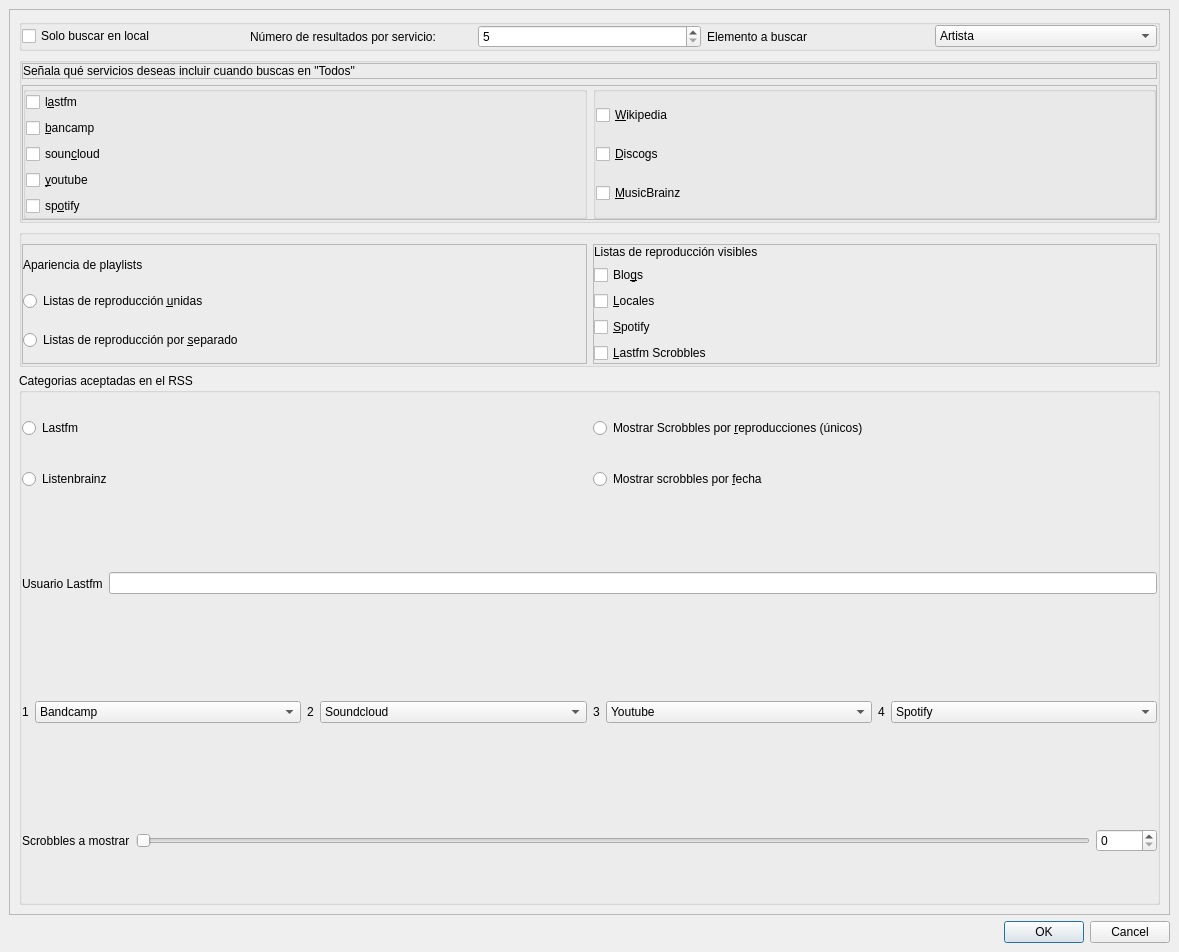
Old version of the form ui/url_playlist_advanced_settings_dialog.ui in the repository volteret4/mfuz.
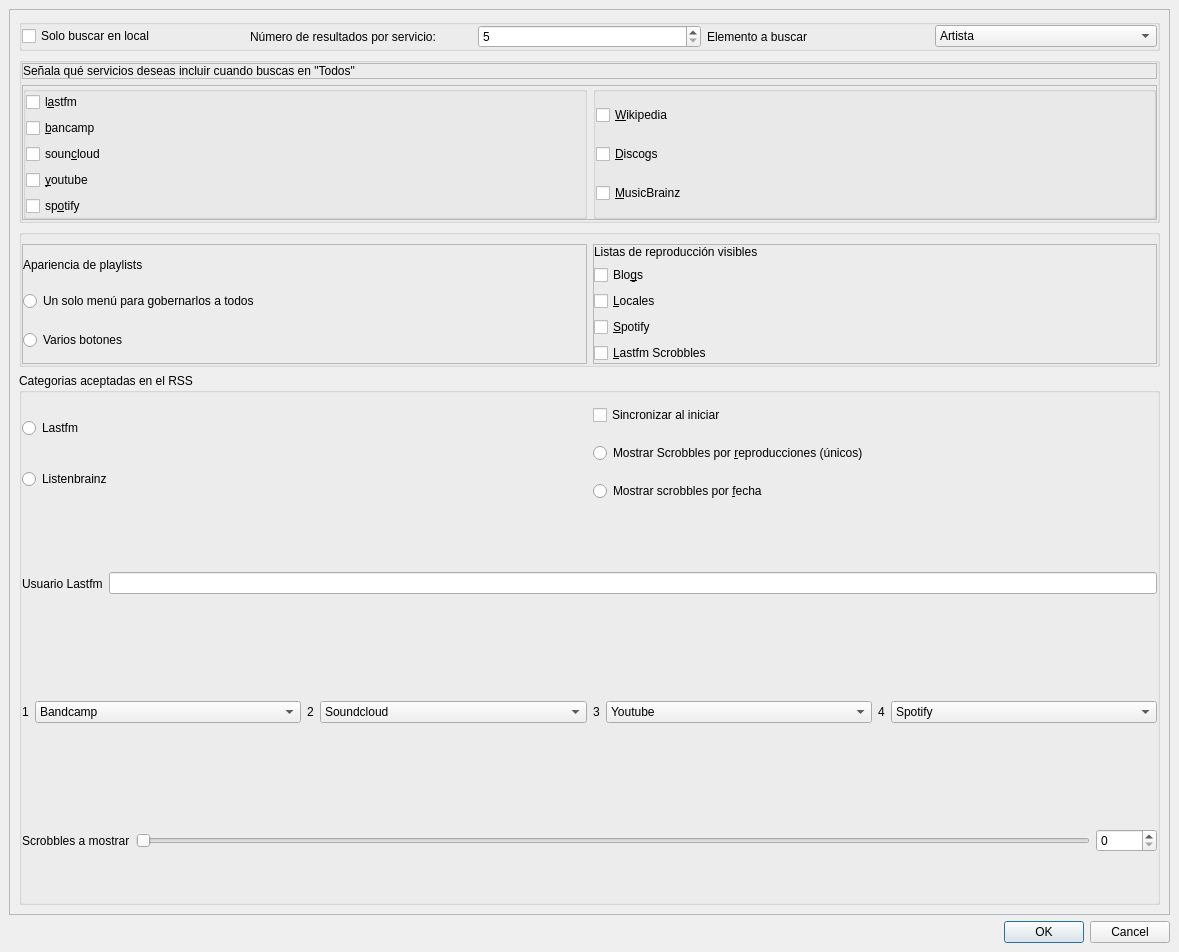
New version of the form. Icons and pictures are not drawn.

The edit to the form file:
```diff
--- a/ui/url_playlist_advanced_settings_dialog.ui
+++ b/ui/url_playlist_advanced_settings_dialog.ui
@@ -456,14 +456,14 @@
                    <item>
                     <widget class="QRadioButton" name="pl_unidas">
                      <property name="text">
-                      <string>Listas de reproducción &amp;unidas</string>
+                      <string>Un solo menú para gobernarlos a todos</string>
                      </property>
                     </widget>
                    </item>
                    <item>
                     <widget class="QRadioButton" name="pl_separadas">
                      <property name="text">
-                      <string>Listas de reproducción por &amp;separado</string>
+                      <string>Varios botones</string>
                      </property>
                     </widget>
                    </item>
@@ -636,6 +636,13 @@
                       <property name="bottomMargin">
                        <number>0</number>
                       </property>
+                      <item>
+                       <widget class="QCheckBox" name="sync_at_boot">
+                        <property name="text">
+                         <string>Sincronizar al iniciar</string>
+                        </property>
+                       </widget>
+                      </item>
                       <item>
                        <widget class="QRadioButton" name="scrobbles_reproducciones">
                         <property name="text">
```
